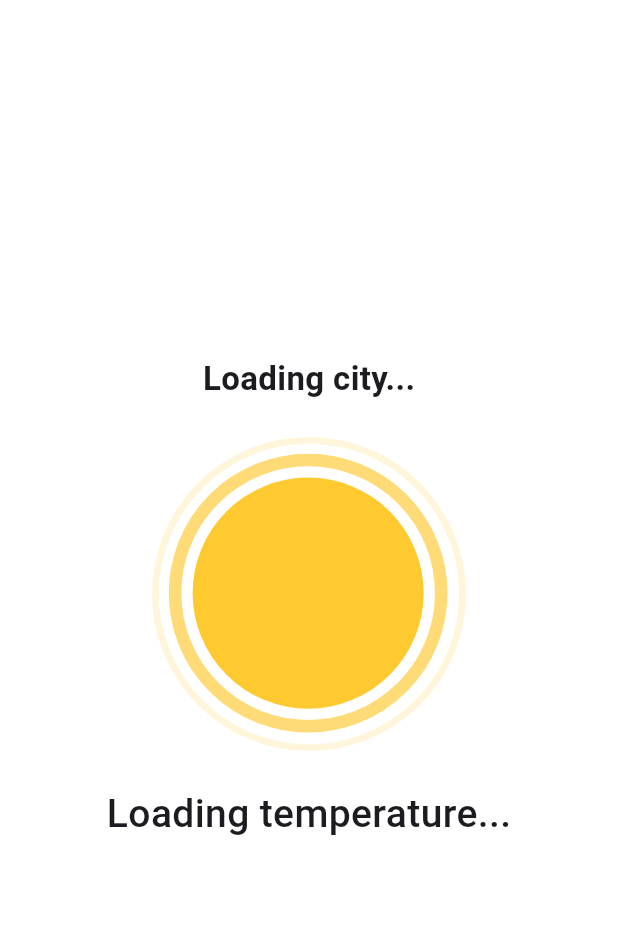
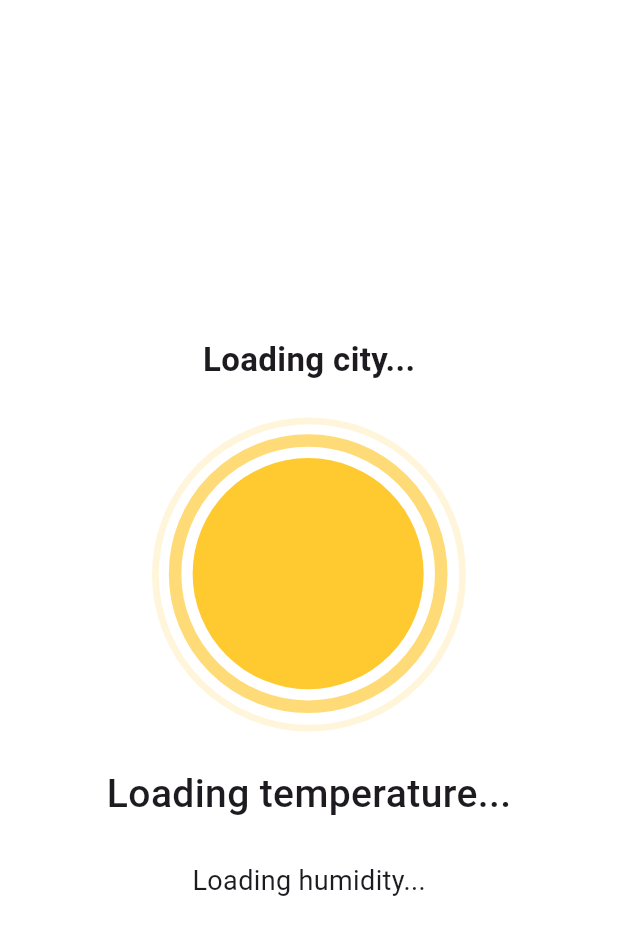
Before and after one commit to annisahss/app_ala_ala, a Flutter app: the screen it shows after launch, on a phone screen of 412 x 824 dp. Shown: the top 935 px of the screen. Run offline on Flutter 3.47's test engine with Material 3 defaults, Android fonts, the light colour scheme and no system bars; our stand-ins replace geocoding, geolocator, lottie.

Commit message:
update humidity

```diff
--- a/lib/main.dart
+++ b/lib/main.dart
@@ -8,14 +8,10 @@ void main() {
 class MyApp extends StatelessWidget {
   const MyApp({super.key});
 
-  // This widget is the root of your application.
   @override
   Widget build(BuildContext context) {
-    return MaterialApp(
-      title: 'Flutter Demo',
-      theme: ThemeData(
-        colorScheme: ColorScheme.fromSeed(seedColor: Colors.deepPurple),
-      ),
+    return const MaterialApp(
+      debugShowCheckedModeBanner: false,
       home: WeatherPage(),
     );
   }
--- a/lib/models/weather_model.dart
+++ b/lib/models/weather_model.dart
@@ -2,11 +2,13 @@ class Weather {
   final String cityName;
   final double temperature;
   final String mainCondition;
+  final int humidity; // Added humidity field
 
   Weather({
     required this.cityName,
     required this.temperature,
     required this.mainCondition,
+    required this.humidity, // Added to constructor
   });
 
   factory Weather.fromJson(Map<String, dynamic> json) {
@@ -14,6 +16,7 @@ class Weather {
       cityName: json['name'],
       temperature: json['main']['temp'].toDouble(),
       mainCondition: json['weather'][0]['main'],
+      humidity: json['main']['humidity'], // Extracting humidity
     );
   }
 }
--- a/lib/pages/weather_page.dart
+++ b/lib/pages/weather_page.dart
@@ -12,19 +12,20 @@ class WeatherPage extends StatefulWidget {
 }
 
 class _WeatherPageState extends State<WeatherPage> {
-  // API key
   final _weatherService = WeatherService(
     apiKey: 'b38484b8aab97fe2666f840aafb3c191',
   );
   Weather? _weather;
 
-  // Fetch the weather data
   _fetchWeatherData() async {
     try {
       final Position positioned = await _weatherService.getPosition();
       String latitude = positioned.latitude.toString();
-      String longitude =  positioned.longitude.toString();
-      final Weather weather = await _weatherService.getWeather(latitude: latitude, longitude: longitude);
+      String longitude = positioned.longitude.toString();
+      final Weather weather = await _weatherService.getWeather(
+        latitude: latitude,
+        longitude: longitude,
+      );
       setState(() {
         _weather = weather;
       });
@@ -33,9 +34,8 @@ class _WeatherPageState extends State<WeatherPage> {
     }
   }
 
-  // Weather animations
   String getWeatherAnimation(String? mainCondition) {
-    if (mainCondition == null) return 'assets/sunny.json'; // default to sunny
+    if (mainCondition == null) return 'assets/sunny.json';
 
     switch (mainCondition.toLowerCase()) {
       case 'clouds':
@@ -72,16 +72,13 @@ class _WeatherPageState extends State<WeatherPage> {
         child: Column(
           mainAxisAlignment: MainAxisAlignment.center,
           children: [
-            // City name
             Text(
               _weather?.cityName ?? 'Loading city...',
               style: TextStyle(fontSize: 22, fontWeight: FontWeight.bold),
             ),
 
-            // Animation
             Lottie.asset(getWeatherAnimation(_weather?.mainCondition)),
 
-            // Temperature (Converted from Kelvin to Celsius)
             Text(
               _weather != null
                   ? '${(_weather!.temperature - 273.15).toStringAsFixed(1)}°C'
@@ -89,10 +86,17 @@ class _WeatherPageState extends State<WeatherPage> {
               style: TextStyle(fontSize: 26, fontWeight: FontWeight.w500),
             ),
 
-            // Weather condition
             Text(
               _weather?.mainCondition ?? "",
               style: TextStyle(fontSize: 18, fontStyle: FontStyle.italic),
+            ),
+
+            // Displaying Humidity
+            Text(
+              _weather != null
+                  ? 'Humidity: ${_weather!.humidity}%'
+                  : 'Loading humidity...',
+              style: TextStyle(fontSize: 18, fontWeight: FontWeight.w400),
             ),
           ],
         ),
```
Also changed, not shown: lib/services/weather_service.dart (+19 -12 lines).
